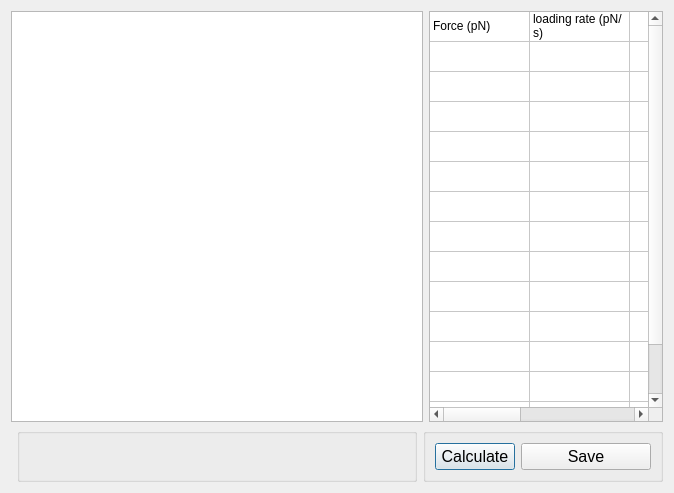
The window that src/fittingEnergy.ui (Andachten/DataYee) describes before a commit, drawn with Qt 5.
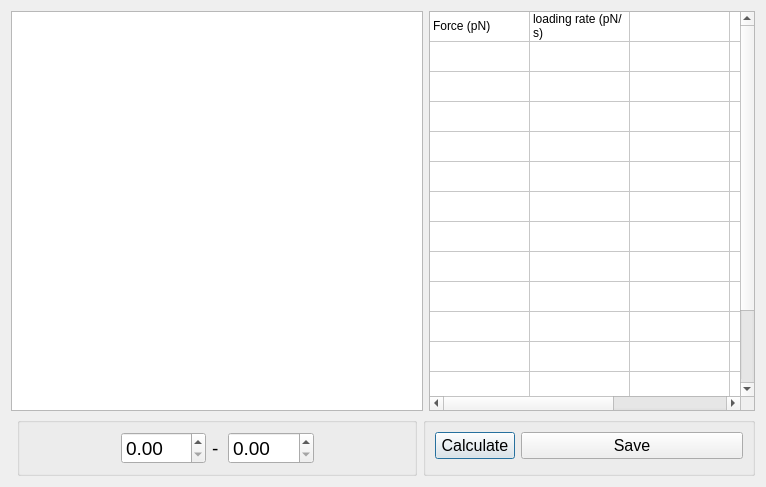
The same window after the commit.

Patch:
```diff
--- a/src/fittingEnergy.ui
+++ b/src/fittingEnergy.ui
@@ -6,8 +6,8 @@
    <rect>
     <x>0</x>
     <y>0</y>
-    <width>674</width>
-    <height>493</height>
+    <width>766</width>
+    <height>472</height>
    </rect>
   </property>
   <property name="windowTitle">
@@ -137,6 +137,41 @@
      <property name="title">
       <string/>
      </property>
+     <layout class="QHBoxLayout" name="horizontalLayout">
+      <item>
+       <widget class="QLabel" name="argname">
+        <property name="text">
+         <string/>
+        </property>
+       </widget>
+      </item>
+      <item>
+       <widget class="QDoubleSpinBox" name="doubleSpinBox"/>
+      </item>
+      <item>
+       <widget class="QLabel" name="label">
+        <property name="maximumSize">
+         <size>
+          <width>10</width>
+          <height>16777215</height>
+         </size>
+        </property>
+        <property name="text">
+         <string>-</string>
+        </property>
+       </widget>
+      </item>
+      <item>
+       <widget class="QDoubleSpinBox" name="doubleSpinBox_2"/>
+      </item>
+      <item>
+       <widget class="QLabel" name="unit">
+        <property name="text">
+         <string/>
+        </property>
+       </widget>
+      </item>
+     </layout>
     </widget>
    </item>
   </layout>
```
